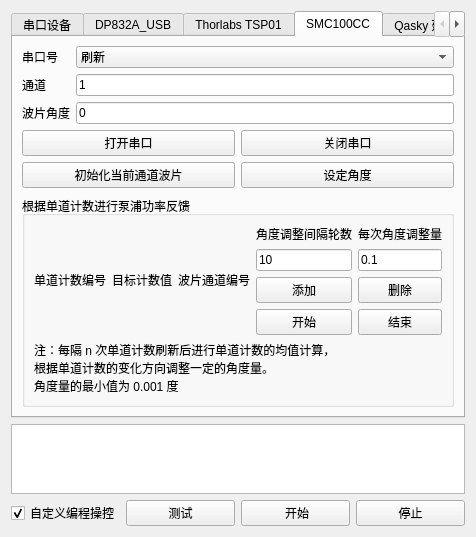
This is ui/externalapplicationswidget.ui in WhiteChimney/TDC-counter as Qt 5 draws it before an edit. The edited form follows.
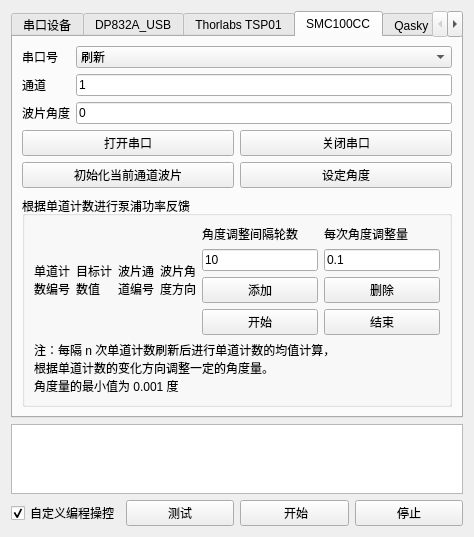
This is the edited form.

Commit message: 添加波片角度方向

```diff
--- a/ui/externalapplicationswidget.ui
+++ b/ui/externalapplicationswidget.ui
@@ -6,7 +6,7 @@
    <rect>
     <x>0</x>
     <y>0</y>
-    <width>442</width>
+    <width>474</width>
     <height>503</height>
    </rect>
   </property>
@@ -680,24 +680,35 @@
           </item>
           <item row="0" column="0" rowspan="4">
            <layout class="QGridLayout" name="layoutAngleFeedback">
-            <item row="0" column="0">
-             <widget class="QLabel" name="label_35">
-              <property name="text">
-               <string>单道计数编号</string>
-              </property>
-             </widget>
-            </item>
             <item row="0" column="2">
              <widget class="QLabel" name="label_34">
               <property name="text">
-               <string>波片通道编号</string>
+               <string>波片通
+道编号</string>
               </property>
              </widget>
             </item>
             <item row="0" column="1">
              <widget class="QLabel" name="label_30">
               <property name="text">
-               <string>目标计数值</string>
+               <string>目标计
+数值</string>
+              </property>
+             </widget>
+            </item>
+            <item row="0" column="0">
+             <widget class="QLabel" name="label_35">
+              <property name="text">
+               <string>单道计
+数编号</string>
+              </property>
+             </widget>
+            </item>
+            <item row="0" column="3">
+             <widget class="QLabel" name="label_37">
+              <property name="text">
+               <string>波片角
+度方向</string>
               </property>
              </widget>
             </item>
```
The commit also changes 2 other files.
